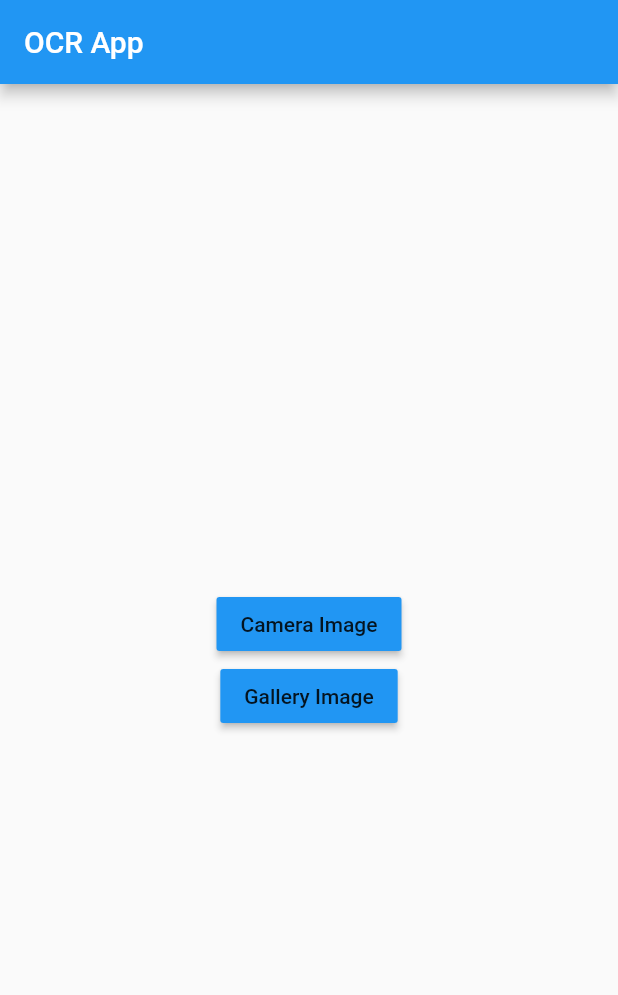
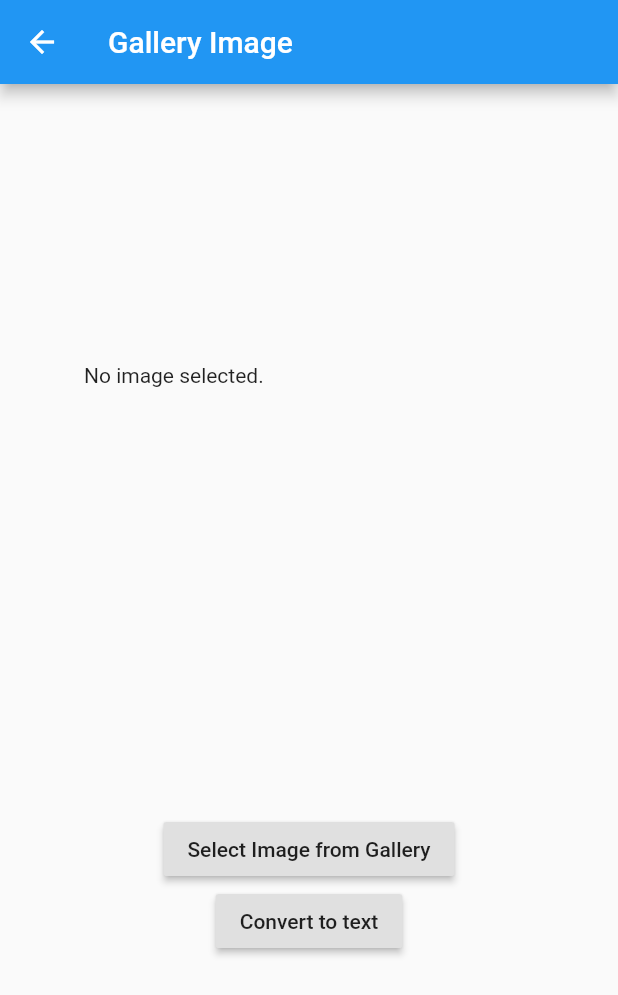
Before and after one commit to EANimesha/ocr_mobile, a Flutter app: the screen it shows after launch, after a tap on "Gallery Image", on a phone screen of 412 x 824 dp. Shown: the top 995 px of the screen. Run offline on Flutter 3.47's test engine with Material 2 defaults, Android fonts, the phone set to English and light mode, and no system bars; our stand-ins replace camera, image_picker; missing offline and left inert: dart:ffi.

Commit message:
implemented  api call with an image selected from the gallery

```diff
--- a/lib/UI/image.dart
+++ b/lib/UI/image.dart
@@ -1,5 +1,6 @@
 import 'package:flutter/material.dart';
 import 'package:ocr_mobile/UI/image_camera.dart';
+import 'package:ocr_mobile/UI/image_gallery.dart';
 
 class AppImage extends StatelessWidget {
   const AppImage({Key key}) : super(key: key);
@@ -27,7 +28,11 @@ class AppImage extends StatelessWidget {
               RaisedButton(
                 color: Colors.blue,
                 child: Text('Gallery Image'),
-                onPressed: () {},
+                onPressed: () {
+                  Navigator.push(
+                    context,
+                    MaterialPageRoute(builder: (context)=>GalleryImage()));
+                },
               )
             ],
           ),
--- /dev/null
+++ b/lib/UI/image_gallery.dart
@@ -0,0 +1,161 @@
+import 'dart:convert';
+import 'dart:ffi';
+import 'dart:io';
+
+import 'package:flutter/material.dart';
+import 'package:image_picker/image_picker.dart';
+import 'package:http/http.dart' as http;
+import 'package:async/async.dart';
+import 'package:path/path.dart';
+
+class GalleryImage extends StatefulWidget {
+  GalleryImage({Key key}) : super(key: key);
+
+  @override
+  _GalleryImageState createState() => _GalleryImageState();
+}
+
+class _GalleryImageState extends State<GalleryImage> {
+  File _image;
+
+  Future getImage(ImageSource source) async {
+    // var image = await ImagePicker.pickImage(source: ImageSource.camera);
+    var image = await ImagePicker.pickImage(source: source);
+
+
+    setState(() {
+      _image = image;
+    });
+  }
+  // Future<File> imageFile;
+
+  // pickImageFromGallery(ImageSource source) {
+  //   setState(() {
+  //     imageFile = ImagePicker.pickImage(source: source);
+  //   });
+  // }
+
+  // Widget showImage() {
+  //   return FutureBuilder<File>(
+  //     future: imageFile,
+  //     builder: (BuildContext context, AsyncSnapshot<File> snapshot) {
+  //       if (snapshot.connectionState == ConnectionState.done &&
+  //           snapshot.data != null) {
+  //         return Image.file(
+  //           snapshot.data,
+  //           width: 300,
+  //           height: 300,
+  //         );
+  //       } else if (snapshot.error != null) {
+  //         return const Text(
+  //           'Error Picking Image',
+  //           textAlign: TextAlign.center,
+  //         );
+  //       } else {
+  //         return const Text(
+  //           'No Image Selected',
+  //           textAlign: TextAlign.center,
+  //         );
+  //       }
+  //     },
+  //   );
+  // }
+
+  @override
+  Widget build(BuildContext context) {
+    return Scaffold(
+      appBar: AppBar(
+        title: Text('Gallery Image'),
+      ),
+      body: Center(
+        child: Column(
+          mainAxisAlignment: MainAxisAlignment.center,
+          children: <Widget>[
+            // showImage(),
+             Center(
+               child:Container(
+                 width: 300,
+                 height: 300,
+                  child: _image == null
+                    ? Text('No image selected.')
+                    : Image.file(_image),
+               )
+              ),
+            RaisedButton(
+              child: Text("Select Image from Gallery"),
+              onPressed: () {
+                getImage(ImageSource.gallery);
+              },
+            ),
+            RaisedButton(
+              child: Text('Convert to text'),
+                onPressed: () => upload(_image, context))
+          ],
+        ),
+      ),
+    );
+  }
+  // @override
+  // Widget build(BuildContext context) {
+  //   return Scaffold(
+  //     appBar: AppBar(
+  //       title: Text('Image Picker Example'),
+  //     ),
+  //     body: Center(
+  //       child: _image == null
+  //           ? Text('No image selected.')
+  //           : Image.file(_image),
+  //     ),
+  //     floatingActionButton: FloatingActionButton(
+  //       onPressed: getImage,
+  //       tooltip: 'Pick Image',
+  //       child: Icon(Icons.add_a_photo),
+  //     ),
+  //   );
+  // }
+}
+
+upload(File imageFile, BuildContext context) async {
+  var stream =
+      new http.ByteStream(DelegatingStream.typed(imageFile.openRead()));
+  var length = await imageFile.length();
+
+  var uri = Uri.parse('https://api.cloudmersive.com/ocr/image/toText');
+
+  var request = new http.MultipartRequest("POST", uri);
+  var multipartFile = new http.MultipartFile('imageFile', stream, length,
+      filename: basename(imageFile.path));
+
+  Map<String, String> headers = {
+    'Apikey': 'a1f2608a-10c0-4dcb-9d9c-d279d345f41d'
+  };
+  request.headers.addAll(headers);
+  request.files.add(multipartFile);
+
+  var response = await request.send();
+  print(response.statusCode);
+  response.stream.transform(utf8.decoder).listen((value) {
+    print(value);
+    alertResult(context,value);
+  });
+}
+
+Future<Void> alertResult(BuildContext context, String value) {
+  return showDialog<void>(
+    context: context,
+    builder: (BuildContext context){
+      return AlertDialog(
+        title: Text('Result'),
+        content:Text(value),
+        actions: <Widget>[
+          FlatButton(
+            child: Text('OK'),
+            onPressed: (){
+              Navigator.of(context).pop();
+            },
+          )
+        ],
+      );
+    }
+  );
+}
--- a/lib/UI/preview_image_screen.dart
+++ b/lib/UI/preview_image_screen.dart
@@ -1,7 +1,6 @@
 import 'dart:convert';
 import 'dart:ffi';
 import 'dart:io';
-import 'package:dio/dio.dart';
 import 'package:flutter/material.dart';
 import 'package:http/http.dart' as http;
 import 'package:async/async.dart';
--- a/pubspec.yaml
+++ b/pubspec.yaml
@@ -28,6 +28,7 @@ dependencies:
   path:
   http: ^0.12.0+2
   dio: ^3.0.7
+  image_picker: ^0.6.2
 
 dev_dependencies:
   flutter_test:
```
Also changed, not shown: pubspec.lock.
